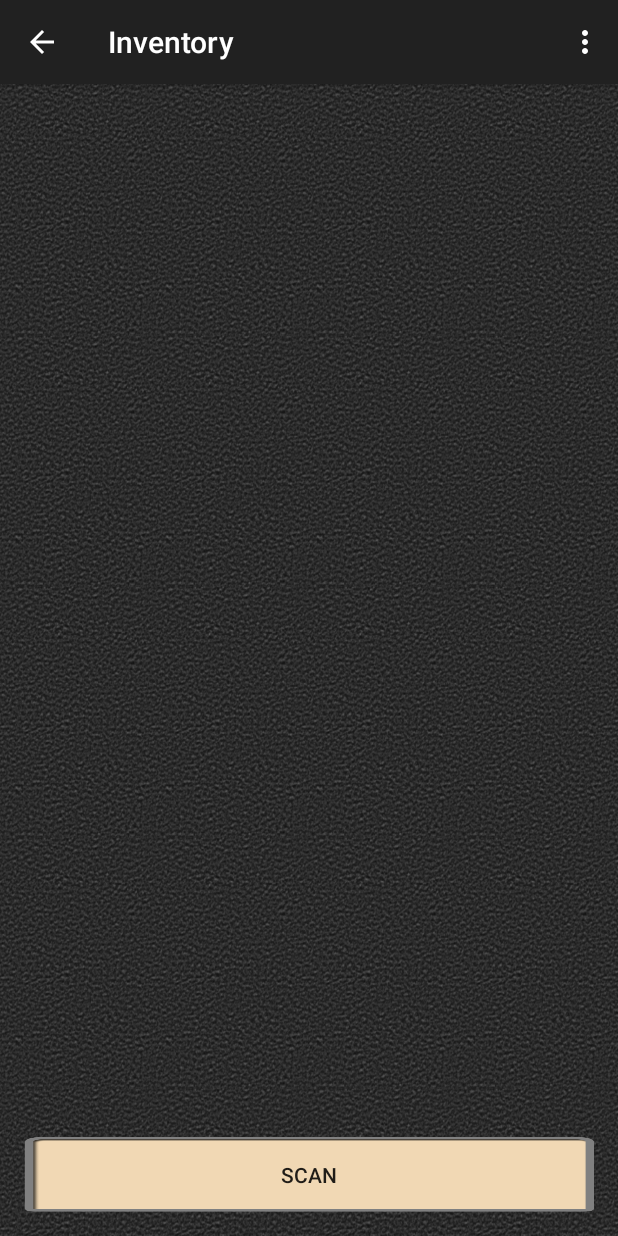
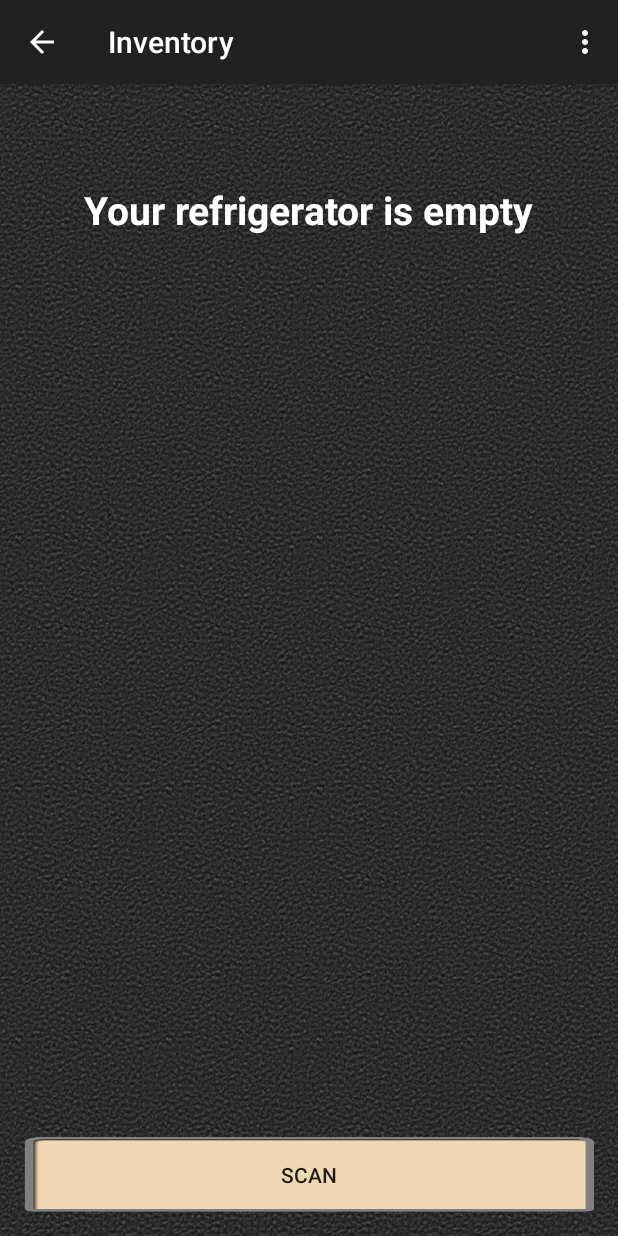
Before and after one commit to Mkallstrom/FoodForME, an Android app: the InventoryActivity screen opened directly, with no data from a screen before it, on a phone screen of 412 x 824 dp. Run offline under Robolectric (Android 15) with nearby library versions, the phone set to English and light mode, and no system bars; libraries missing offline, so code that uses them is left out: com.google.zxing.integration.

Commit message:
check refrigerator if its empty and say so

```diff
--- a/Application/app/src/main/java/com/example/martin/foodforme/InventoryActivity.java
+++ b/Application/app/src/main/java/com/example/martin/foodforme/InventoryActivity.java
@@ -17,7 +17,10 @@ import android.widget.AdapterView;
 import android.widget.AdapterView.OnItemClickListener;
 import android.widget.ArrayAdapter;
 import android.widget.EditText;
+import android.widget.LinearLayout;
 import android.widget.ListView;
+import android.widget.RelativeLayout;
+import android.widget.TextView;
 import android.widget.Toast;
 
 import java.util.ArrayList;
@@ -59,8 +62,8 @@ public class InventoryActivity extends ActionBarActivity {
         requiredList = new ArrayList<>();
         productsAdapter = new ListArrayAdapter(context,R.layout.productlayout,products);
 
-        inventory = getSharedPreferences("inventory",0);
-        requiredSP = getSharedPreferences("requiredSP",0);
+        inventory = getSharedPreferences("inventory", 0);
+        requiredSP = getSharedPreferences("requiredSP", 0);
         shoppingSP = getSharedPreferences("shoppingSP",0);
         inventoryEditor = inventory.edit();
         requiredEditor = requiredSP.edit();
@@ -95,6 +98,9 @@ public class InventoryActivity extends ActionBarActivity {
                 products.add(parseSharedPreferences(entry.getValue().toString(), entry.getKey().toString()));
             }
         }
+
+        setEmptyText();
+
         keys = shoppingSP.getAll();                    //Get the products into the product listview.
         for(Map.Entry<String,?> entry : keys.entrySet()){
             if(!entry.getKey().equals("index"))
@@ -125,6 +131,23 @@ public class InventoryActivity extends ActionBarActivity {
             }
         });
 
+
+
+    }
+
+    /**
+     * Check if inventory is empty and show text for it
+     * or hide text if not empty.
+     */
+    private void setEmptyText() {
+        RelativeLayout layout = (RelativeLayout)findViewById(R.id.inventoryLayout);
+        TextView tv = (TextView)findViewById(R.id.emptyText);
+        if(products.isEmpty()){
+            tv.setVisibility(View.VISIBLE);
+        }
+        else{
+            tv.setVisibility(View.INVISIBLE);
+        }
     }
 
     public void onCreateContextMenu(ContextMenu menu, View v,ContextMenuInfo menuInfo) {
@@ -146,6 +169,7 @@ public class InventoryActivity extends ActionBarActivity {
             inventoryEditor.commit();
             products.remove(product);
             productsAdapter.notifyDataSetChanged();
+            setEmptyText();
 
         } else if(itemID == 2) {
             final EditText txtUrl = new EditText(this);
@@ -249,6 +273,7 @@ public class InventoryActivity extends ActionBarActivity {
     {
         Product product = new Product(name, date, Integer.toString(index), 1, code);
         // Namn, date, key, amount, code
+
         inventoryEditor.putString(Integer.toString(index), product.toString());
         inventoryEditor.commit();
         products.add(product);
@@ -276,6 +301,7 @@ public class InventoryActivity extends ActionBarActivity {
             }
             shoppingEditor.commit();
         }
+        setEmptyText();
     }
 
     @Override
--- a/Application/app/src/main/res/layout/activity_inventory.xml
+++ b/Application/app/src/main/res/layout/activity_inventory.xml
@@ -23,6 +23,20 @@
         android:layout_alignParentStart="true"
  />
 
+    <TextView
+        android:layout_width="wrap_content"
+        android:layout_height="wrap_content"
+        android:textAppearance="?android:attr/textAppearanceMedium"
+        android:text="Your refrigerator is empty"
+        android:id="@+id/emptyText"
+        android:layout_alignParentTop="true"
+        android:layout_centerHorizontal="true"
+        android:layout_marginTop="50dp"
+        android:textSize="26dp"
+        android:visibility="invisible"
+        android:textColor="#ffffffff"
+        android:textStyle="bold" />
+
     <ListView
         android:layout_width="match_parent"
         android:layout_height="match_parent"
```
